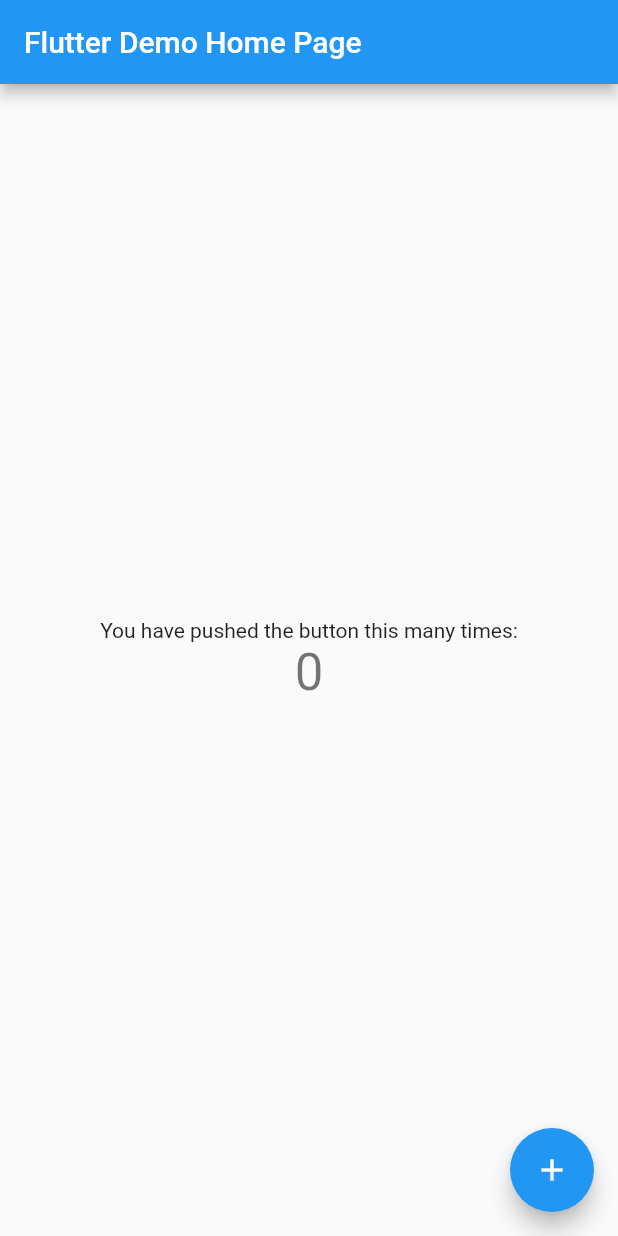
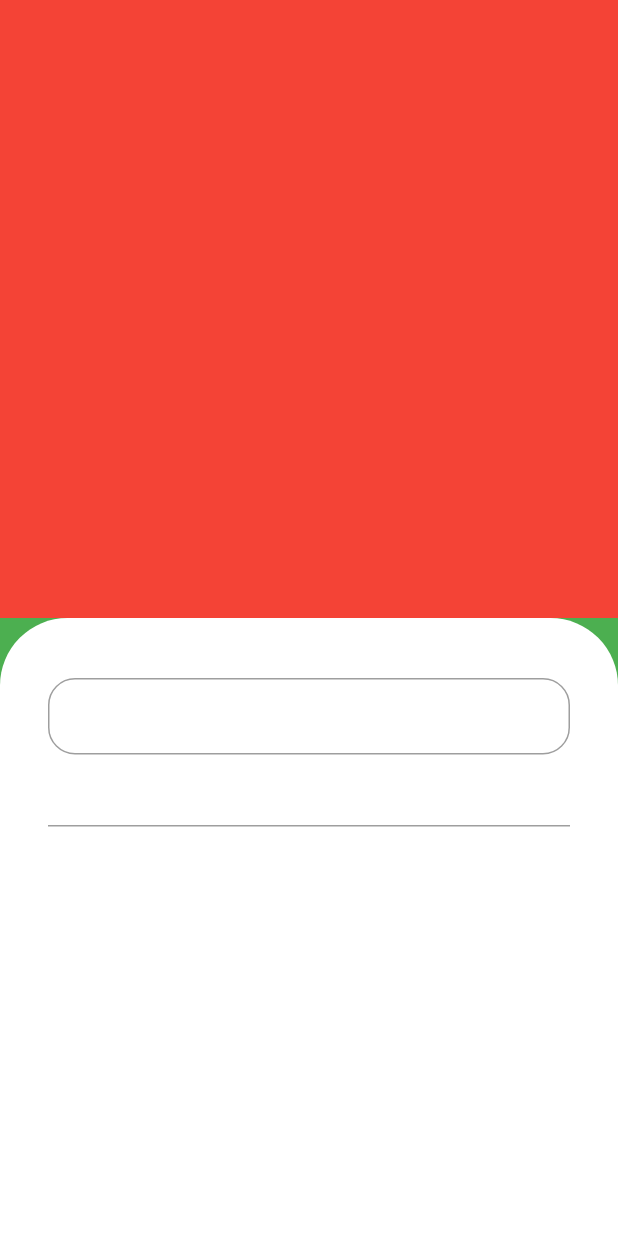
Before and after one commit to filipewb/quitandaOnline-Flutter, a Flutter app: the screen it shows after launch, on a phone screen of 412 x 824 dp. Run offline on Flutter 3.47's test engine with Material 2 defaults, Android fonts, the phone set to English and light mode, and no system bars.

Commit message:
criacao da signInScreen

```diff
--- a/lib/main.dart
+++ b/lib/main.dart
@@ -1,4 +1,5 @@
 import 'package:flutter/material.dart';
+import 'package:greengrocer/src/auth/sign_in_screen.dart';
 
 void main() {
   runApp(const MyApp());
@@ -13,103 +14,10 @@ class MyApp extends StatelessWidget {
     return MaterialApp(
       title: 'Flutter Demo',
       theme: ThemeData(
-        // This is the theme of your application.
-        //
-        // Try running your application with "flutter run". You'll see the
-        // application has a blue toolbar. Then, without quitting the app, try
-        // changing the primarySwatch below to Colors.green and then invoke
-        // "hot reload" (press "r" in the console where you ran "flutter run",
-        // or simply save your changes to "hot reload" in a Flutter IDE).
-        // Notice that the counter didn't reset back to zero; the application
-        // is not restarted.
-        primarySwatch: Colors.blue,
+        primarySwatch: Colors.green,
       ),
-      home: const MyHomePage(title: 'Flutter Demo Home Page'),
+      debugShowCheckedModeBanner: false,
+      home: const SignInScreen(),
     );
   }
 }
-
-class MyHomePage extends StatefulWidget {
-  const MyHomePage({super.key, required this.title});
-
-  // This widget is the home page of your application. It is stateful, meaning
-  // that it has a State object (defined below) that contains fields that affect
-  // how it looks.
-
-  // This class is the configuration for the state. It holds the values (in this
-  // case the title) provided by the parent (in this case the App widget) and
-  // used by the build method of the State. Fields in a Widget subclass are
-  // always marked "final".
-
-  final String title;
-
-  @override
-  State<MyHomePage> createState() => _MyHomePageState();
-}
-
-class _MyHomePageState extends State<MyHomePage> {
-  int _counter = 0;
-
-  void _incrementCounter() {
-    setState(() {
-      // This call to setState tells the Flutter framework that something has
-      // changed in this State, which causes it to rerun the build method below
-      // so that the display can reflect the updated values. If we changed
-      // _counter without calling setState(), then the build method would not be
-      // called again, and so nothing would appear to happen.
-      _counter++;
-    });
-  }
-
-  @override
-  Widget build(BuildContext context) {
-    // This method is rerun every time setState is called, for instance as done
-    // by the _incrementCounter method above.
-    //
-    // The Flutter framework has been optimized to make rerunning build methods
-    // fast, so that you can just rebuild anything that needs updating rather
-    // than having to individually change instances of widgets.
-    return Scaffold(
-      appBar: AppBar(
-        // Here we take the value from the MyHomePage object that was created by
-        // the App.build method, and use it to set our appbar title.
-        title: Text(widget.title),
-      ),
-      body: Center(
-        // Center is a layout widget. It takes a single child and positions it
-        // in the middle of the parent.
-        child: Column(
-          // Column is also a layout widget. It takes a list of children and
-          // arranges them vertically. By default, it sizes itself to fit its
-          // children horizontally, and tries to be as tall as its parent.
-          //
-          // Invoke "debug painting" (press "p" in the console, choose the
-          // "Toggle Debug Paint" action from the Flutter Inspector in Android
-          // Studio, or the "Toggle Debug Paint" command in Visual Studio Code)
-          // to see the wireframe for each widget.
-          //
-          // Column has various properties to control how it sizes itself and
-          // how it positions its children. Here we use mainAxisAlignment to
-          // center the children vertically; the main axis here is the vertical
-          // axis because Columns are vertical (the cross axis would be
-          // horizontal).
-          mainAxisAlignment: MainAxisAlignment.center,
-          children: <Widget>[
-            const Text(
-              'You have pushed the button this many times:',
-            ),
-            Text(
-              '$_counter',
-              style: Theme.of(context).textTheme.headlineMedium,
-            ),
-          ],
-        ),
-      ),
-      floatingActionButton: FloatingActionButton(
-        onPressed: _incrementCounter,
-        tooltip: 'Increment',
-        child: const Icon(Icons.add),
-      ), // This trailing comma makes auto-formatting nicer for build methods.
-    );
-  }
-}
--- /dev/null
+++ b/lib/src/auth/sign_in_screen.dart
@@ -0,0 +1,51 @@
+import 'package:flutter/material.dart';
+
+class SignInScreen extends StatelessWidget {
+  const SignInScreen({super.key});
+
+  @override
+  Widget build(BuildContext context) {
+    return Scaffold(
+      backgroundColor: Colors.green,
+      body: Column(
+        children: [
+          Expanded(
+            child: Container(
+              color: Colors.red,
+            ),
+          ),
+          Expanded(
+            child: Container(
+              padding: const EdgeInsets.symmetric(
+                horizontal: 32,
+                vertical: 40,
+              ),
+              decoration: const BoxDecoration(
+                color: Colors.white,
+                borderRadius: BorderRadius.vertical(
+                  top: Radius.circular(45),
+                ),
+              ),
+              child: Column(
+                children: [
+                  //EMail
+                  TextFormField(
+                    decoration: InputDecoration(
+                      isDense: true,
+                      border: OutlineInputBorder(
+                        borderRadius: BorderRadius.circular(18),
+                      ),
+                    ),
+                  ),
+
+                  // senha
+                  TextFormField(),
+                ],
+              ),
+            ),
+          ),
+        ],
+      ),
+    );
+  }
+}
```
